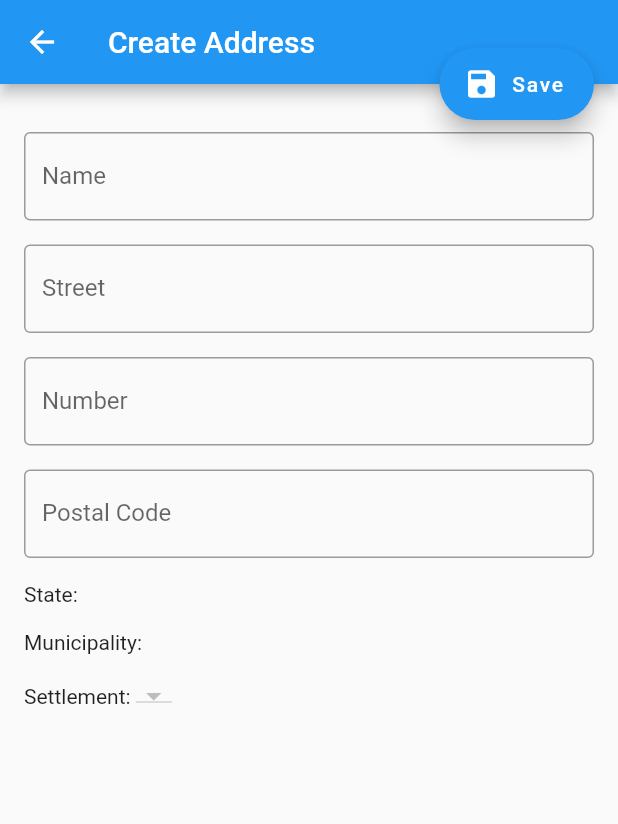
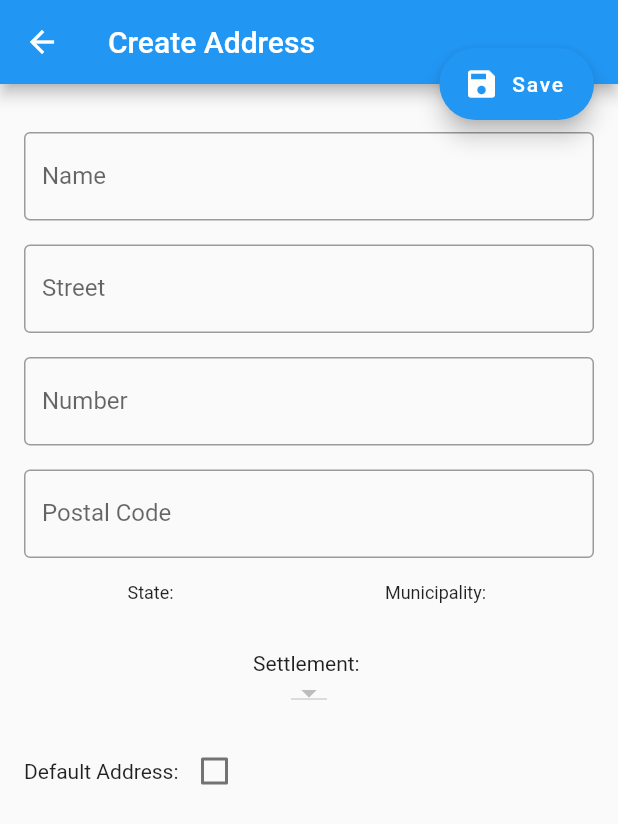
Before and after one commit to calyr/appdir, a Flutter app: the screen it shows after launch, after a tap on "Create address", on a phone screen of 412 x 824 dp. Shown: the top 824 px of the screen. Run offline on Flutter 3.47's test engine with Material 2 defaults, Android fonts, the phone set to English and light mode, and no system bars; our stand-ins replace bloc, flutter_bloc, sqflite; accounts and stored records are empty.

Commit message:
solved bugs when save and edit address, added field default cheched, solved special characters and general refactored

```diff
--- a/lib/application/address_edit.dart
+++ b/lib/application/address_edit.dart
@@ -1,19 +1,21 @@
 import 'package:appdir/bloc/address_cubit.dart';
 import 'package:appdir/bloc/address_state.dart';
+import 'package:appdir/domain/address.dart';
 import 'package:flutter/material.dart';
+import 'package:flutter/services.dart';
 import 'package:flutter_bloc/flutter_bloc.dart';
 import 'package:uuid/uuid.dart';
 
 class AddressEditPage extends StatelessWidget{
-  AddressEditPage({this.id});
-  String? id;
+  AddressEditPage({this.addressParam});
+  Address? addressParam;
 
   @override
   Widget build(BuildContext context) {
     return
         BlocProvider(
           create: (_) => AddressCubit(),
-          child: AddressEditView(id: this.id),
+          child: AddressEditView(addressParam: this.addressParam),
 
     );
   }
@@ -26,15 +28,15 @@ class AddressEditView extends StatelessWidget {
   var uuid = Uuid();
   AddressEditView({
     Key? key,
-    this.id,
+    this.addressParam,
   }) : super(key: key) {
   }
-  final String? id;
+  Address? addressParam;
   String optionSelected = '-';
   @override
   Widget build(BuildContext context) {
-    if(this.id != null) {
-      context.read<AddressCubit>().findAddress(this.id!!);
+    if(this.addressParam != null) {
+      context.read<AddressCubit>().findAddress(this.addressParam!.id!);
     }
     return BlocBuilder<AddressCubit, AddressState>(
       builder: (context, state) {
@@ -42,12 +44,12 @@ class AddressEditView extends StatelessWidget {
           child: Builder(builder: (context) {
             return Scaffold(
               appBar: AppBar(
-                title: Text(id == null ? 'Create Address' : 'Edit Address'),
+                title: Text(this.addressParam == null ? 'Create Address' : 'Edit Address'),
               ),
               floatingActionButton: FloatingActionButton.extended(
                 onPressed: () {
                   if (Form.of(context)!.validate()) {
-                    if( this.id == null) {
+                    if( this.addressParam == null) {
                       context.read<AddressCubit>().addAddress();
                     } else {
                       context.read<AddressCubit>().updateAddress();
@@ -56,7 +58,7 @@ class AddressEditView extends StatelessWidget {
                    }
                 },
                 icon: const Icon(Icons.save),
-                label: Text( id == null ? 'Save': 'Editar'),
+                label: Text( this.addressParam == null ? 'Save': 'Editar'),
               ),
               floatingActionButtonLocation: FloatingActionButtonLocation.endTop,
               body: ListView(
@@ -66,7 +68,10 @@ class AddressEditView extends StatelessWidget {
                 ),
                 children: [
                   TextFormField(
-                    initialValue: state.address.name,
+                    initialValue: addressParam == null? "": addressParam!.name,
+                    inputFormatters: [
+                      LengthLimitingTextInputFormatter(128),
+                    ],
                     textInputAction: TextInputAction.next,
                     decoration: const InputDecoration(
                       label: Text('Name'),
@@ -80,7 +85,10 @@ class AddressEditView extends StatelessWidget {
                   const SizedBox(height: 16),
                   TextFormField(
                     keyboardType: TextInputType.streetAddress,
-                    initialValue: state.address.street,
+                    inputFormatters: [
+                      LengthLimitingTextInputFormatter(128),
+                    ],
+                    initialValue: addressParam == null? "": addressParam!.street,
                     textInputAction: TextInputAction.next,
                     decoration: const InputDecoration(
                       label: Text('Street'),
@@ -94,7 +102,7 @@ class AddressEditView extends StatelessWidget {
                   const SizedBox(height: 16),
                   TextFormField(
                     keyboardType: TextInputType.number,
-                    initialValue: state.address.numberOf,
+                    initialValue: addressParam == null? "": addressParam!.numberOf,
                     textInputAction: TextInputAction.next,
                     decoration: const InputDecoration(
                       label: Text('Number'),
@@ -108,7 +116,10 @@ class AddressEditView extends StatelessWidget {
                   const SizedBox(height: 16),
                   TextFormField(
                     keyboardType: TextInputType.number,
-                    initialValue: state.address.postalCode,
+                    inputFormatters: [
+                      LengthLimitingTextInputFormatter(5),
+                    ],
+                    initialValue: addressParam == null? "": addressParam!.postalCode,
                     textInputAction: TextInputAction.next,
                     decoration: const InputDecoration(
                       label: Text('Postal Code'),
@@ -123,22 +134,25 @@ class AddressEditView extends StatelessWidget {
                     },
                   ),
                   const SizedBox(height: 16),
-                  Row(children: [
-                    Text("State: "),
-                    Text(state.address.nameState == null? "":state.address.nameState.toString())
-                  ],),
+
+                  Row(
+                      mainAxisAlignment: MainAxisAlignment.spaceAround,
+                    children: [
+                      Column(children: [
+                        Text("State: ", style: TextStyle(fontSize: 12),),
+                        Text(state.address.nameState == null? "":state.address.nameState.toString())
+                      ],),
+                      Column(children: [
+                        Text("Municipality: ", style: TextStyle(fontSize: 12),),
+                        Text(state.address.municipality == null ? "": state.address.municipality.toString() )
+                      ],),
+                    ],
+                  ),
                   const SizedBox(height: 16),
-                  Row(children: [
-                    Text("Municipality: "),
-                    Text(state.address.municipality == null ? "": state.address.municipality.toString() )
-                  ],),
-                  const SizedBox(height: 16),
-                  Row(children: [
+                  Column(children: [
                     Text("Settlement: "),
                     DropdownButton<String>(
-                      // Step 3.
                       value: state.address.settlement,
-                      // Step 4.
                       items: state.settlementList.map<DropdownMenuItem<String>>((String value) {
                         return DropdownMenuItem<String>(
                           value: value,
@@ -148,20 +162,28 @@ class AddressEditView extends StatelessWidget {
                           ),
                         );
                       }).toList(),
-                      // Step 5.
                       onChanged: (String? newValue) {
-
                         context.read<AddressCubit>().changeSettlementList(newValue);
-                        // setState(() {
-                        //   dropdownValue = newValue!;
-                        // });
                       },
                     )
                   ],),
-                  id != null ? ElevatedButton(
+                  const SizedBox(height: 16),
+                 Row(
+                   children: [
+                     Text("Default Address:"),
+                     Checkbox(
+                        checkColor: Colors.white,
+                        value: state.address.checkedBy == null ? false: state.address.checkedBy,
+                        onChanged: (bool? value) {
+                          context.read<AddressCubit>().changeDefaultAddress(value);
+                        },
+                     ),
+                   ],
+                 ),
+                  this.addressParam != null ? ElevatedButton(
                     onPressed: () {
                       context.read<AddressCubit>().deleteAddres();
-
+                      Navigator.pop(context);
                     },
                     child: const Text('Delete'),
                   ): const SizedBox(height: 0)
--- a/lib/application/address_list.dart
+++ b/lib/application/address_list.dart
@@ -1,9 +1,7 @@
 import 'package:appdir/application/address_edit.dart';
 import 'package:appdir/bloc/address_state.dart';
-import 'package:appdir/domain/address.dart';
 import 'package:flutter/material.dart';
 import 'package:flutter_bloc/flutter_bloc.dart';
-import 'package:routemaster/routemaster.dart';
 
 import '../bloc/address_cubit.dart';
 
@@ -30,29 +28,46 @@ class AddressListView extends StatelessWidget {
       ),
       floatingActionButtonLocation: FloatingActionButtonLocation.endTop,
       body: BlocBuilder<AddressCubit, AddressState>(
-        builder: (context, state){
+        builder: (context, state) {
+          if(state is AddressListSuccess) {
+            context.read<AddressCubit>().loading();
+
             return ListView.separated(
               padding: const EdgeInsets.symmetric(
                 horizontal: 16,
                 vertical: 32,
               ),
-            restorationId: 'sampleItemListView',
               itemCount: state.list.length,
               separatorBuilder: (_, __) => const SizedBox(height: 16),
               itemBuilder: (BuildContext context, int index) {
                 final address = state.list[index];
 
                 return ListTile(
-                title: Text('Name: ${address.name}, Street: ${address.street},"#: ${address.numberOf}'),
+                  title: Text('Checked ${address.checkedBy}, Name: ${address.name}, Street: ${address.street},"#: ${address.numberOf}'),
+                  trailing: Checkbox(
+                    checkColor: Colors.white,
+                    value: address.checkedBy == null ? false: address.checkedBy,
+                    onChanged: (bool? value) {
+                    },
+                  ),
                   leading:
+                  Column(
+                    children: [
                       Text(address.postalCode.toString()),
+
+                    ],
+                  ),
                   subtitle: Text('State: ${address.nameState.toString()}, Settlement: ${address.settlement}' ),
                   onTap: () {
-                  Navigator.push(context, MaterialPageRoute(builder: (context) => AddressEditPage(id: "${address.id}")));
+                    Navigator.push(context, MaterialPageRoute(builder: (context) => AddressEditPage(addressParam: address)));
                   },
                 );
               },
             );
+          } else {
+            return Container();
+          }
+
         },
       )
     );
--- a/lib/bloc/address_cubit.dart
+++ b/lib/bloc/address_cubit.dart
@@ -21,19 +21,25 @@ class AddressCubit extends Cubit<AddressState> {
 
   void loading() async {
     final data =  await db.getAllAddress();
-
-    emit(AddressSuccess(list: data, address: this.address, settlementList: [] ));
+    this.list = data;
+    emit(AddressListSuccess(list: list));
   }
   List<String> settlementList = [];
   void addAddress() async {
     this.address.id = uuid.v4();
+    if(this.address.checkedBy == null) {
+      this.address.checkedBy = false;
+    }
+    if(this.address.checkedBy == true) {
+      await db.updateAddressCheckedToFalse();
+    }
     await db.createAddress(this.address);
     loading();
   }
 
   void getDataSource(postalCode) async {
     Epomex epomexData = await getEpomex(postalCode);
-    this.address.nameState = epomexData.nameState;
+    this.address.nameState = utf8.decode((epomexData.nameState.runes.toList()));
     this.address.municipality = epomexData.municipality;
     this.address.settlement = epomexData.settlement[0];
     this.address.postalCode = postalCode;
@@ -52,7 +58,7 @@ class AddressCubit extends Cubit<AddressState> {
     final stateList = jsonDecode(dataResponse.body);
     List<String> settlementListTemp = [];
     for( Map<String, dynamic> a in stateList) {
-      settlementListTemp.add(a["asentamiento"]);
+      settlementListTemp.add(utf8.decode(a["asentamiento"].runes.toList()));
     }
     epomex = Epomex(nameState: stateList[0]["estado"], municipality: stateList[0]["municipio"], settlement: settlementListTemp);
 
@@ -93,6 +99,10 @@ class AddressCubit extends Cubit<AddressState> {
   }
 
   void updateAddress() async {
+
+    if(this.address.checkedBy == true) {
+      await db.updateAddressCheckedToFalse();
+    }
     await db.updateAddress(this.address);
     final data =  await db.getAllAddress();
     emit(AddressSuccess(list: data, address: this.address, settlementList: [] ));
@@ -101,6 +111,13 @@ class AddressCubit extends Cubit<AddressState> {
   void deleteAddres() async {
     await db.deleteAddress(this.address.id.toString());
     final data =  await db.getAllAddress();
+    this.list = data;
+
     emit(AddressSuccess(list: data, address: this.address, settlementList: [] ));
   }
+
+  void changeDefaultAddress(bool? value) {
+    this.address.checkedBy = value;
+    emit(AddressSuccess(list: list, address: this.address, settlementList: this.settlementList));
+  }
 }
--- a/lib/bloc/address_state.dart
+++ b/lib/bloc/address_state.dart
@@ -22,3 +22,14 @@ class AddressSuccess extends AddressState {
   ];
 
 }
+
+class AddressListSuccess extends AddressState {
+  AddressListSuccess({required this.list}): super(true, list, Address() ,[], "");
+
+  final List<Address> list;
+  @override
+  List<Object> get props => [
+    list
+  ];
+
+}
--- a/lib/db/database_controller.dart
+++ b/lib/db/database_controller.dart
@@ -38,4 +38,10 @@ class DatabaseController {
     List<Address> todos = result.isNotEmpty ? result.map((item) => Address.fromJSON(item)).toList() : [];
     return todos[0];
   }
+
+  Future<int> updateAddressCheckedToFalse() async {
+    final db = await dbClient.db;
+    var result = await db.update("address", {'checked_by': 0},where: "checked_by = ?", whereArgs: [1]);
+    return result;
+  }
 }
--- a/lib/domain/address.dart
+++ b/lib/domain/address.dart
@@ -24,6 +24,7 @@ class Address {
         municipality: json['municipality'],
         settlement: json['settlement'],
         additional: json['additional'],
+        checkedBy: json['checked_by'] == 1? true: false,
         numberOf: json['number_of']);
   }
 
```
Lines whose indentation alone changed are shown as unchanged.
